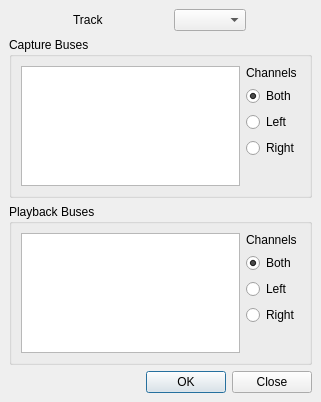
First picture: the form in src/traverso/ui/BusSelectorDialog.ui, repository ErwanLegrand/Traverso-DAW, before the edit.
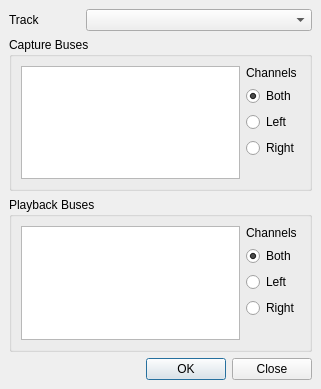
Second picture: the form after the edit.

Commit message: * do not show Playback Buses for now, the selection doesn't work (yet)

```diff
--- a/src/traverso/ui/BusSelectorDialog.ui
+++ b/src/traverso/ui/BusSelectorDialog.ui
@@ -6,7 +6,7 @@
     <x>0</x>
     <y>0</y>
     <width>321</width>
-    <height>402</height>
+    <height>389</height>
    </rect>
   </property>
   <property name="windowTitle" >
@@ -42,13 +42,26 @@
        </property>
       </widget>
      </item>
+     <item>
+      <spacer>
+       <property name="orientation" >
+        <enum>Qt::Horizontal</enum>
+       </property>
+       <property name="sizeHint" >
+        <size>
+         <width>40</width>
+         <height>20</height>
+        </size>
+       </property>
+      </spacer>
+     </item>
      <item>
       <widget class="QComboBox" name="trackComboBox" >
        <property name="sizePolicy" >
         <sizepolicy>
-         <hsizetype>0</hsizetype>
+         <hsizetype>5</hsizetype>
          <vsizetype>0</vsizetype>
-         <horstretch>5</horstretch>
+         <horstretch>4</horstretch>
          <verstretch>0</verstretch>
         </sizepolicy>
        </property>
```
Left out of the diff: 2 changed lines with no effect on the pictures. The commit also changes 1 other file.
